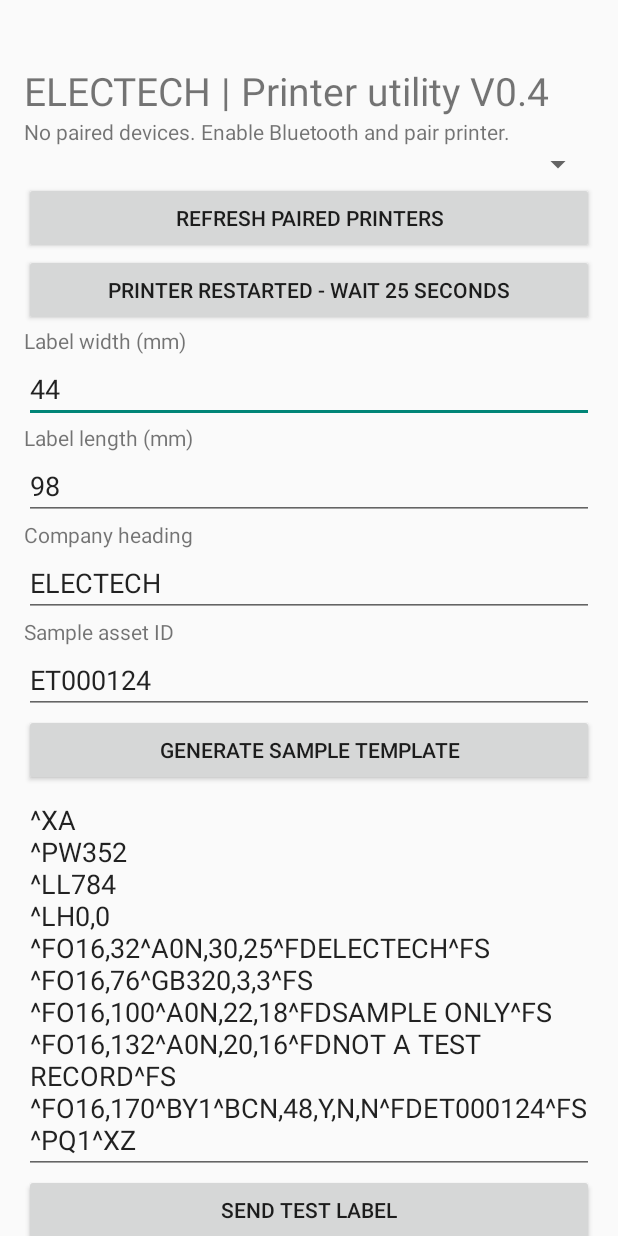
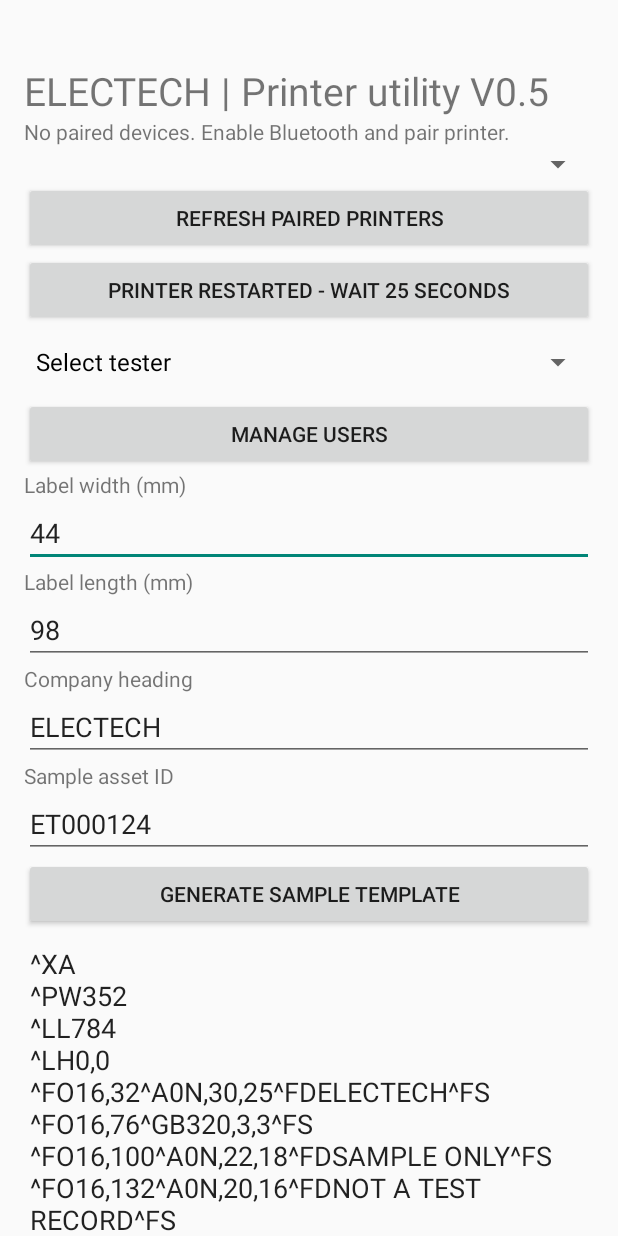
Before and after one commit to alexmccullough7/electech-test-and-tag, an Android app: the screen it shows after launch (MainActivity), on a phone screen of 412 x 824 dp. Run offline under Robolectric (Android 15) with nearby library versions, the phone set to English and light mode, and no system bars.

Commit message:
V0.5 add local tester selection and editable initials on sample tags

```diff
--- a/app/src/main/java/nz/co/electech/tag/MainActivity.java
+++ b/app/src/main/java/nz/co/electech/tag/MainActivity.java
@@ -2,12 +2,13 @@ package nz.co.electech.tag;
 import android.app.*; import android.os.*; import android.bluetooth.*; import android.content.pm.PackageManager; import android.widget.*; import android.view.*; import java.util.*; import java.nio.charset.StandardCharsets; import java.util.concurrent.*;
 public class MainActivity extends Activity {
  Spinner devices; TextView status; EditText command; Button print; ArrayList<BluetoothDevice> paired=new ArrayList<>(); ExecutorService worker=Executors.newSingleThreadExecutor();
- volatile BluetoothSocket socket; volatile boolean destroyed; Button disconnect; Spinner mode,delay; TextView log; EditText width,length,heading,asset; long readyAt=0;
+ volatile BluetoothSocket socket; volatile boolean destroyed; Button disconnect; Spinner mode,delay; TextView log; EditText width,length,heading,asset; long readyAt=0; Spinner users; ArrayList<String> userNames=new ArrayList<>(), userInitials=new ArrayList<>();
  public void onCreate(Bundle b){super.onCreate(b); ScrollView scroll=new ScrollView(this); LinearLayout root=new LinearLayout(this); root.setOrientation(1); root.setPadding(24,64,24,32); scroll.addView(root); setContentView(scroll);
- TextView title=new TextView(this); title.setText("ELECTECH | Printer utility V0.4"); title.setTextSize(26); root.addView(title);
+ TextView title=new TextView(this); title.setText("ELECTECH | Printer utility V0.5"); title.setTextSize(26); root.addView(title);
  status=new TextView(this); status.setText("Pair your printer in Android settings first."); root.addView(status);
  devices=new Spinner(this); root.addView(devices); Button refresh=new Button(this); refresh.setText("Refresh paired printers"); root.addView(refresh); refresh.setOnClickListener(v->load());
  Button restarted=new Button(this);restarted.setText("Printer restarted - wait 25 seconds");root.addView(restarted);restarted.setOnClickListener(v->{if(!print.isEnabled())return;closeSocket();readyAt=SystemClock.elapsedRealtime()+25000;print.setEnabled(false);new CountDownTimer(25000,1000){public void onTick(long ms){status.setText("Printer initialising: "+((ms+999)/1000)+" seconds");}public void onFinish(){print.setEnabled(true);status.setText("Startup wait complete. Ready to attempt connection.");}}.start();});
+ users=new Spinner(this);root.addView(users);Button manage=new Button(this);manage.setText("Manage users");root.addView(manage);manage.setOnClickListener(v->manageUsers());loadUsers();
  width=field(root,"Label width (mm)","44");length=field(root,"Label length (mm)","98");heading=field(root,"Company heading","ELECTECH");asset=field(root,"Sample asset ID","ET000124");
  Button generate=new Button(this);generate.setText("Generate sample template");root.addView(generate);generate.setOnClickListener(v->generate());
  command=new EditText(this); command.setGravity(Gravity.TOP); command.setMinLines(6); command.setText("^XA\n^FO20,40^A0N,35,35^FDELECTECH^FS\n^FO20,100^A0N,28,28^FDSAMPLE - NOT A TEST RECORD^FS\n^FO20,160^BY2^BCN,65,Y,N,N^FDET000124^FS\n^XZ"); root.addView(command);
@@ -19,7 +20,10 @@ public class MainActivity extends Activity {
  generate(); load(); }
  EditText field(LinearLayout root,String label,String value){TextView t=new TextView(this);t.setText(label);root.addView(t);EditText e=new EditText(this);e.setSingleLine(true);e.setText(value);root.addView(e);return e;}
  String clean(String s){return s.replaceAll("[^A-Za-z0-9 ._-]","");}
- void generate(){try{int w=(int)Math.round(Double.parseDouble(width.getText().toString())*8),h=(int)Math.round(Double.parseDouble(length.getText().toString())*8);if(w<160||w>432||h<240||h>16000)throw new IllegalArgumentException();String name=clean(heading.getText().toString()),id=clean(asset.getText().toString());if(name.length()>18||id.length()>12||id.isEmpty())throw new IllegalArgumentException();command.setText("^XA\n^PW"+w+"\n^LL"+h+"\n^LH0,0\n^FO16,32^A0N,30,25^FD"+name+"^FS\n^FO16,76^GB"+(w-32)+",3,3^FS\n^FO16,100^A0N,22,18^FDSAMPLE ONLY^FS\n^FO16,132^A0N,20,16^FDNOT A TEST RECORD^FS\n^FO16,170^BY1^BCN,48,Y,N,N^FD"+id+"^FS\n^PQ1^XZ");}catch(Exception e){status.setText("Check dimensions (20–54 mm wide, 30–2000 mm long) and sample text lengths.");}}
+ void generate(){try{int w=(int)Math.round(Double.parseDouble(width.getText().toString())*8),h=(int)Math.round(Double.parseDouble(length.getText().toString())*8);if(w<160||w>432||h<240||h>16000)throw new IllegalArgumentException();String name=clean(heading.getText().toString()),id=clean(asset.getText().toString());if(name.length()>18||id.length()>12||id.isEmpty())throw new IllegalArgumentException();command.setText("^XA\n^PW"+w+"\n^LL"+h+"\n^LH0,0\n^FO16,32^A0N,30,25^FD"+name+"^FS\n^FO16,76^GB"+(w-32)+",3,3^FS\n^FO16,100^A0N,22,18^FDSAMPLE ONLY^FS\n^FO16,132^A0N,20,16^FDNOT A TEST RECORD^FS\n^FO16,170^A0N,20,16^FDTested by: "+(users.getSelectedItemPosition()>0?userInitials.get(users.getSelectedItemPosition()-1):"NOT SELECTED")+"^FS\n^FO16,205^BY1^BCN,48,Y,N,N^FD"+id+"^FS\n^PQ1^XZ");}catch(Exception e){status.setText("Check dimensions (20–54 mm wide, 30–2000 mm long) and sample text lengths.");}}
+ void loadUsers(){userNames.clear();userInitials.clear();try{org.json.JSONArray a=new org.json.JSONArray(getPreferences(0).getString("users","[]"));for(int i=0;i<a.length();i++){org.json.JSONObject o=a.getJSONObject(i);userNames.add(o.getString("name"));userInitials.add(o.getString("initials"));}}catch(Exception ignored){}ArrayList<String> labels=new ArrayList<>();labels.add("Select tester");for(int i=0;i<userNames.size();i++)labels.add(userNames.get(i)+" ("+userInitials.get(i)+")");users.setAdapter(new ArrayAdapter<String>(this,android.R.layout.simple_spinner_dropdown_item,labels));users.setSelection(Math.min(labels.size()-1,getPreferences(0).getInt("selectedUser",0)));users.setOnItemSelectedListener(new android.widget.AdapterView.OnItemSelectedListener(){public void onNothingSelected(android.widget.AdapterView<?> p){}public void onItemSelected(android.widget.AdapterView<?> p,View v,int i,long id){getPreferences(0).edit().putInt("selectedUser",i).apply();if(command!=null)generate();}});}
+ void manageUsers(){ArrayList<String> options=new ArrayList<>(userNames);options.add("Add user");new AlertDialog.Builder(this).setTitle("Manage users").setItems(options.toArray(new String[0]),(d,i)->editUser(i)).show();}
+ void editUser(int i){LinearLayout l=new LinearLayout(this);l.setOrientation(1);EditText n=field(l,"Name",i<userNames.size()?userNames.get(i):"");EditText a=field(l,"Initials",i<userNames.size()?userInitials.get(i):"");AlertDialog dialog=new AlertDialog.Builder(this).setTitle("Tester details").setView(l).setNegativeButton("Cancel",null).setPositiveButton("Save",null).create();dialog.setOnShowListener(v->dialog.getButton(-1).setOnClickListener(b->{String name=n.getText().toString().trim(),initial=a.getText().toString().trim().toUpperCase(Locale.ROOT);if(name.isEmpty()||!initial.matches("[A-Z0-9]{1,6}")){a.setError("Enter name and 1–6 letters or digits");return;}if(i<userNames.size()){userNames.set(i,name);userInitials.set(i,initial);}else{userNames.add(name);userInitials.add(initial);}org.json.JSONArray arr=new org.json.JSONArray();try{for(int j=0;j<userNames.size();j++){org.json.JSONObject o=new org.json.JSONObject();o.put("name",userNames.get(j));o.put("initials",userInitials.get(j));arr.put(o);}}catch(Exception e){return;}getPreferences(0).edit().putString("users",arr.toString()).putInt("selectedUser",i+1).apply();loadUsers();dialog.dismiss();}));dialog.show();}
  void load(){if(Build.VERSION.SDK_INT>=31 && checkSelfPermission("android.permission.BLUETOOTH_CONNECT")!=PackageManager.PERMISSION_GRANTED){requestPermissions(new String[]{"android.permission.BLUETOOTH_CONNECT"},1);return;} try{BluetoothAdapter a=getSystemService(BluetoothManager.class).getAdapter(); paired.clear(); ArrayList<String> names=new ArrayList<>(); if(a!=null && a.isEnabled())for(BluetoothDevice d:a.getBondedDevices()){paired.add(d);names.add(d.getName()+" ("+d.getAddress()+")");} devices.setAdapter(new ArrayAdapter<String>(this,android.R.layout.simple_spinner_dropdown_item,names));status.setText(names.isEmpty()?"No paired devices. Enable Bluetooth and pair printer.":"Select printer.");}catch(Exception e){status.setText(e.toString());}}
  public void onRequestPermissionsResult(int r,String[] p,int[] g){super.onRequestPermissionsResult(r,p,g);if(g.length>0&&g[0]==PackageManager.PERMISSION_GRANTED)load();}
  void closeSocket(){BluetoothSocket s=socket;socket=null;if(s!=null)try{s.close();}catch(Exception ignored){}}
```
